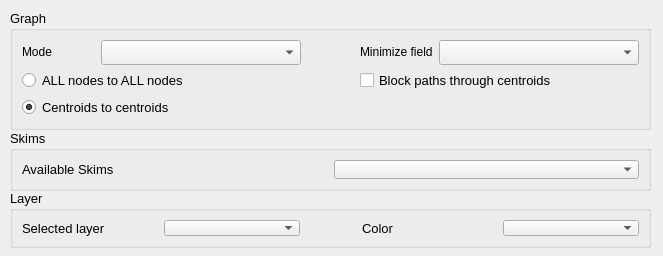
Old version of the form qaequilibrae/modules/paths_procedures/forms/ui_isochrones.ui in the repository AequilibraE/qaequilibrae.
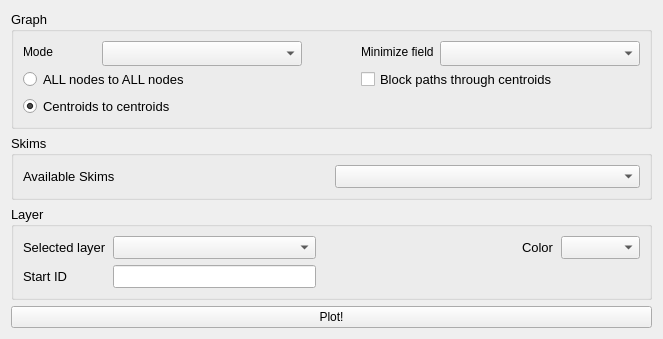
New version of the form.

Commit message: add iso layer

```diff
--- a/qaequilibrae/modules/paths_procedures/forms/ui_isochrones.ui
+++ b/qaequilibrae/modules/paths_procedures/forms/ui_isochrones.ui
@@ -7,21 +7,15 @@
     <x>0</x>
     <y>0</y>
     <width>663</width>
-    <height>256</height>
+    <height>339</height>
    </rect>
   </property>
   <property name="windowTitle">
    <string>Isochrones</string>
   </property>
+  <layout class="QGridLayout" name="gridLayout_4">
+   <item row="0" column="0">
   <widget class="QGroupBox" name="groupBox">
-   <property name="geometry">
-    <rect>
-     <x>10</x>
-     <y>10</y>
-     <width>641</width>
-     <height>120</height>
-    </rect>
-   </property>
    <property name="sizePolicy">
     <sizepolicy hsizetype="Preferred" vsizetype="Preferred">
      <horstretch>0</horstretch>
@@ -210,15 +204,9 @@
     </item>
    </layout>
   </widget>
+   </item>
+   <item row="1" column="0">
   <widget class="QGroupBox" name="groupBox_2">
-   <property name="geometry">
-    <rect>
-     <x>10</x>
-     <y>130</y>
-     <width>641</width>
-     <height>61</height>
-    </rect>
-   </property>
    <property name="font">
     <font>
      <pointsize>10</pointsize>
@@ -240,15 +228,9 @@
     </item>
    </layout>
   </widget>
+   </item>
+   <item row="2" column="0">
   <widget class="QGroupBox" name="groupBox_3">
-   <property name="geometry">
-    <rect>
-     <x>10</x>
-     <y>190</y>
-     <width>641</width>
-     <height>58</height>
-    </rect>
-   </property>
    <property name="font">
     <font>
      <pointsize>10</pointsize>
@@ -258,35 +240,9 @@
     <string>Layer</string>
    </property>
    <layout class="QGridLayout" name="gridLayout_2">
-    <item row="0" column="2">
-     <spacer name="hspace_2">
-      <property name="orientation">
-       <enum>Qt::Horizontal</enum>
-      </property>
-      <property name="sizeType">
-       <enum>QSizePolicy::Minimum</enum>
-      </property>
-      <property name="sizeHint" stdset="0">
-       <size>
-        <width>56</width>
-        <height>20</height>
-       </size>
-      </property>
-     </spacer>
-    </item>
-    <item row="0" column="1">
-     <widget class="QComboBox" name="cob_layer"/>
-    </item>
     <item row="0" column="4">
      <widget class="QComboBox" name="cob_color"/>
     </item>
-    <item row="0" column="0">
-     <widget class="QLabel" name="label_4">
-      <property name="text">
-       <string>Selected layer</string>
-      </property>
-     </widget>
-    </item>
     <item row="0" column="3">
      <widget class="QLabel" name="label_5">
       <property name="text">
@@ -294,8 +250,73 @@
       </property>
      </widget>
     </item>
-   </layout>
-  </widget>
+      <item row="0" column="0">
+       <widget class="QLabel" name="label_4">
+        <property name="text">
+         <string>Selected layer</string>
+        </property>
+       </widget>
+      </item>
+      <item row="0" column="2">
+       <spacer name="hspace_2">
+        <property name="orientation">
+         <enum>Qt::Horizontal</enum>
+        </property>
+        <property name="sizeType">
+         <enum>QSizePolicy::Minimum</enum>
+        </property>
+        <property name="sizeHint" stdset="0">
+         <size>
+          <width>56</width>
+          <height>20</height>
+         </size>
+        </property>
+       </spacer>
+      </item>
+      <item row="0" column="1">
+       <widget class="QComboBox" name="cob_layer"/>
+      </item>
+      <item row="1" column="0">
+       <widget class="QLabel" name="label_6">
+        <property name="text">
+         <string>Start ID</string>
+        </property>
+       </widget>
+      </item>
+      <item row="1" column="1">
+       <widget class="QLineEdit" name="line_start_id">
+        <property name="text">
+         <string/>
+        </property>
+       </widget>
+      </item>
+      <item row="1" column="2">
+       <spacer name="hspace_3">
+        <property name="orientation">
+         <enum>Qt::Horizontal</enum>
+        </property>
+        <property name="sizeType">
+         <enum>QSizePolicy::Minimum</enum>
+        </property>
+        <property name="sizeHint" stdset="0">
+         <size>
+          <width>200</width>
+          <height>20</height>
+         </size>
+        </property>
+       </spacer>
+      </item>
+     </layout>
+    </widget>
+   </item>
+   <item row="3" column="0">
+    <widget class="QPushButton" name="but_plot">
+     <property name="text">
+      <string>Plot!</string>
+     </property>
+    </widget>
+   </item>
+  </layout>
  </widget>
  <resources/>
  <connections/>
```
Lines whose indentation alone changed are shown as unchanged. The commit also changes 2 other files.
